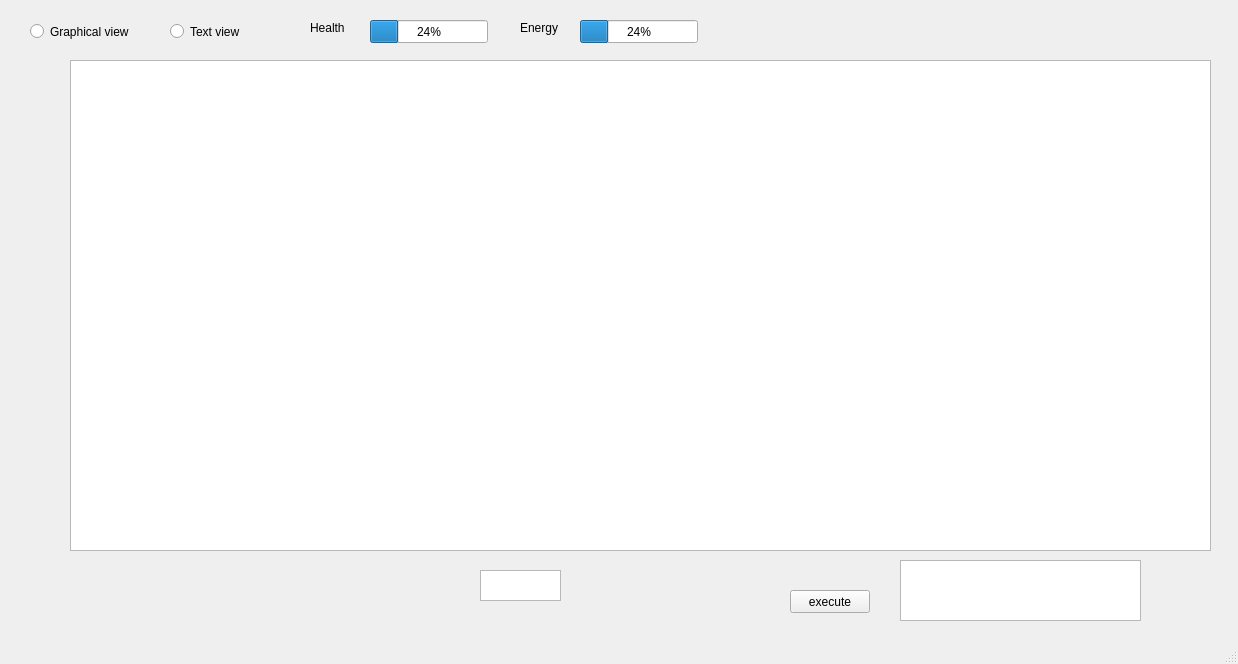
The window that mainwindow.ui (CemalYet/PathPlanner) describes before a commit, drawn with Qt 5.
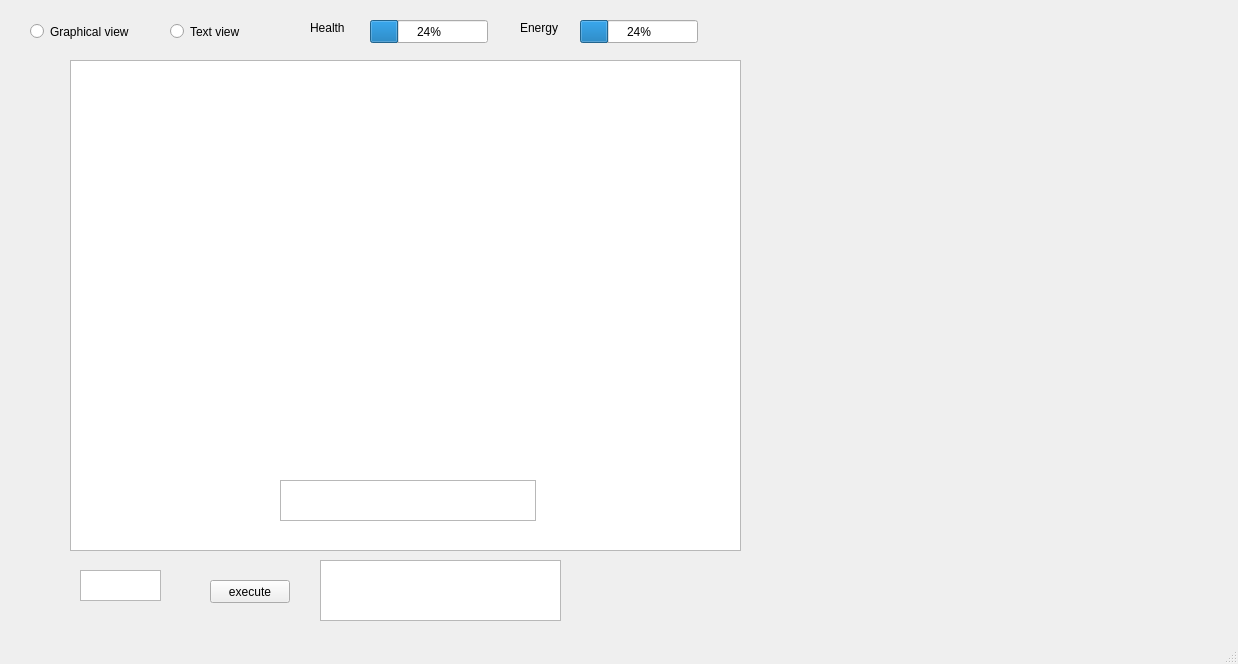
The same window after the commit.

Patch:
```diff
--- a/mainwindow.ui
+++ b/mainwindow.ui
@@ -19,7 +19,7 @@
      <rect>
       <x>70</x>
       <y>60</y>
-      <width>1141</width>
+      <width>671</width>
       <height>491</height>
      </rect>
     </property>
@@ -79,7 +79,7 @@
    <widget class="QTextEdit" name="userInput">
     <property name="geometry">
      <rect>
-      <x>480</x>
+      <x>80</x>
       <y>570</y>
       <width>81</width>
       <height>31</height>
@@ -96,8 +96,8 @@
    <widget class="QPushButton" name="executeButton">
     <property name="geometry">
      <rect>
-      <x>790</x>
-      <y>590</y>
+      <x>210</x>
+      <y>580</y>
       <width>80</width>
       <height>23</height>
      </rect>
@@ -135,13 +135,23 @@
    <widget class="QPlainTextEdit" name="helpResponse">
     <property name="geometry">
      <rect>
-      <x>900</x>
+      <x>320</x>
       <y>560</y>
       <width>241</width>
       <height>61</height>
      </rect>
     </property>
    </widget>
+   <widget class="QTextBrowser" name="textBrowser">
+    <property name="geometry">
+     <rect>
+      <x>280</x>
+      <y>480</y>
+      <width>256</width>
+      <height>41</height>
+     </rect>
+    </property>
+   </widget>
   </widget>
   <widget class="QMenuBar" name="menubar">
    <property name="geometry">
```
Left out of the diff: 9 changed lines with no effect on the pictures.
